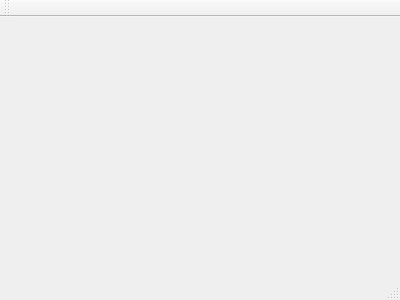
This is app/main_window.ui in AndLvovSky/haf-archiver as Qt 5 draws it before an edit. The edited form follows.
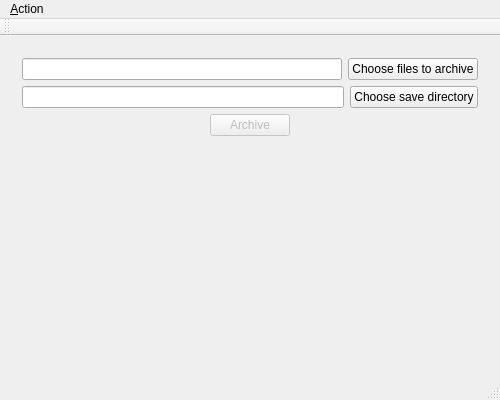
This is the edited form. The open tabs and pages were chosen to show the change.

Diff of the .ui file:
```diff
--- a/app/main_window.ui
+++ b/app/main_window.ui
@@ -1,24 +1,201 @@
 <ui version="4.0">
  <class>MainWindow</class>
- <widget class="QMainWindow" name="MainWindow" >
-  <property name="geometry" >
+ <widget class="QMainWindow" name="MainWindow">
+  <property name="geometry">
    <rect>
     <x>0</x>
     <y>0</y>
-    <width>400</width>
-    <height>300</height>
+    <width>500</width>
+    <height>400</height>
    </rect>
   </property>
   <property name="windowTitle" >
    <string>MainWindow</string>
   </property>
-  <widget class="QMenuBar" name="menuBar" />
-  <widget class="QToolBar" name="mainToolBar" />
-  <widget class="QWidget" name="centralWidget" />
-  <widget class="QStatusBar" name="statusBar" />
+  <widget class="QWidget" name="centralWidget">
+   <layout class="QVBoxLayout" name="verticalLayout">
+    <item>
+     <widget class="QStackedWidget" name="stackedWidget">
+      <property name="enabled">
+       <bool>true</bool>
+      </property>
+      <widget class="QWidget" name="main_page">
+       <layout class="QVBoxLayout" name="verticalLayout_2">
+        <item>
+         <widget class="QLabel" name="label">
+          <property name="font">
+           <font>
+            <family>Calibri</family>
+            <pointsize>27</pointsize>
+           </font>
+          </property>
+          <property name="text">
+           <string>This is &lt;b&gt;HAF archiver&lt;/b&gt;,&lt;br&gt; choose action to do</string>
+          </property>
+          <property name="alignment">
+           <set>Qt::AlignCenter</set>
+          </property>
+         </widget>
+        </item>
+       </layout>
+      </widget>
+      <widget class="QWidget" name="archiving_page">
+       <layout class="QVBoxLayout" name="verticalLayout_3">
+        <item>
+         <layout class="QHBoxLayout" name="horizontalLayout">
+          <item>
+           <widget class="QLineEdit" name="filesToArchiveText">
+            <property name="enabled">
+             <bool>true</bool>
+            </property>
+            <property name="readOnly">
+             <bool>true</bool>
+            </property>
+           </widget>
+          </item>
+          <item>
+           <widget class="QPushButton" name="chooseFilesToArchiveButton">
+            <property name="text">
+             <string>Choose files to archive</string>
+            </property>
+           </widget>
+          </item>
+         </layout>
+        </item>
+        <item>
+         <layout class="QHBoxLayout" name="horizontalLayout_2">
+          <item>
+           <widget class="QLineEdit" name="saveDirectoryText">
+            <property name="enabled">
+             <bool>true</bool>
+            </property>
+            <property name="readOnly">
+             <bool>true</bool>
+            </property>
+           </widget>
+          </item>
+          <item>
+           <widget class="QPushButton" name="chooseSaveDirectoryButton">
+            <property name="text">
+             <string>Choose save directory</string>
+            </property>
+           </widget>
+          </item>
+         </layout>
+        </item>
+        <item>
+         <layout class="QHBoxLayout" name="horizontalLayout_3">
+          <item>
+           <spacer name="horizontalSpacer">
+            <property name="orientation">
+             <enum>Qt::Horizontal</enum>
+            </property>
+            <property name="sizeHint" stdset="0">
+             <size>
+              <width>40</width>
+              <height>20</height>
+             </size>
+            </property>
+           </spacer>
+          </item>
+          <item>
+           <widget class="QPushButton" name="archiveButton">
+            <property name="enabled">
+             <bool>false</bool>
+            </property>
+            <property name="autoFillBackground">
+             <bool>false</bool>
+            </property>
+            <property name="text">
+             <string>Archive</string>
+            </property>
+            <property name="checkable">
+             <bool>false</bool>
+            </property>
+            <property name="autoDefault">
+             <bool>false</bool>
+            </property>
+            <property name="default">
+             <bool>false</bool>
+            </property>
+            <property name="flat">
+             <bool>false</bool>
+            </property>
+           </widget>
+          </item>
+          <item>
+           <spacer name="horizontalSpacer_2">
+            <property name="orientation">
+             <enum>Qt::Horizontal</enum>
+            </property>
+            <property name="sizeHint" stdset="0">
+             <size>
+              <width>40</width>
+              <height>20</height>
+             </size>
+            </property>
+           </spacer>
+          </item>
+         </layout>
+        </item>
+        <item>
+         <spacer name="verticalSpacer">
+          <property name="orientation">
+           <enum>Qt::Vertical</enum>
+          </property>
+          <property name="sizeHint" stdset="0">
+           <size>
+            <width>20</width>
+            <height>215</height>
+           </size>
+          </property>
+         </spacer>
+        </item>
+       </layout>
+      </widget>
+     </widget>
+    </item>
+   </layout>
+  </widget>
+  <widget class="QMenuBar" name="menuBar">
+   <property name="geometry">
+    <rect>
+     <x>0</x>
+     <y>0</y>
+     <width>500</width>
+     <height>21</height>
+    </rect>
+   </property>
+   <widget class="QMenu" name="menuAction">
+    <property name="title">
+     <string>&amp;Action</string>
+    </property>
+    <addaction name="actionArchiving"/>
+    <addaction name="actionUnarchiving"/>
+   </widget>
+   <addaction name="menuAction"/>
+  </widget>
+  <widget class="QToolBar" name="mainToolBar">
+   <attribute name="toolBarArea">
+    <enum>TopToolBarArea</enum>
+   </attribute>
+   <attribute name="toolBarBreak">
+    <bool>false</bool>
+   </attribute>
+  </widget>
+  <widget class="QStatusBar" name="statusBar"/>
+  <action name="actionArchiving">
+   <property name="text">
+    <string>Archiving</string>
+   </property>
+  </action>
+  <action name="actionUnarchiving">
+   <property name="text">
+    <string>Unarchiving</string>
+   </property>
+  </action>
  </widget>
- <layoutDefault spacing="6" margin="11" />
- <pixmapfunction></pixmapfunction>
+ <layoutdefault spacing="6" margin="11"/>
  <resources/>
  <connections/>
 </ui>
```
Left out of the diff: 5 changed lines with no effect on the pictures.
